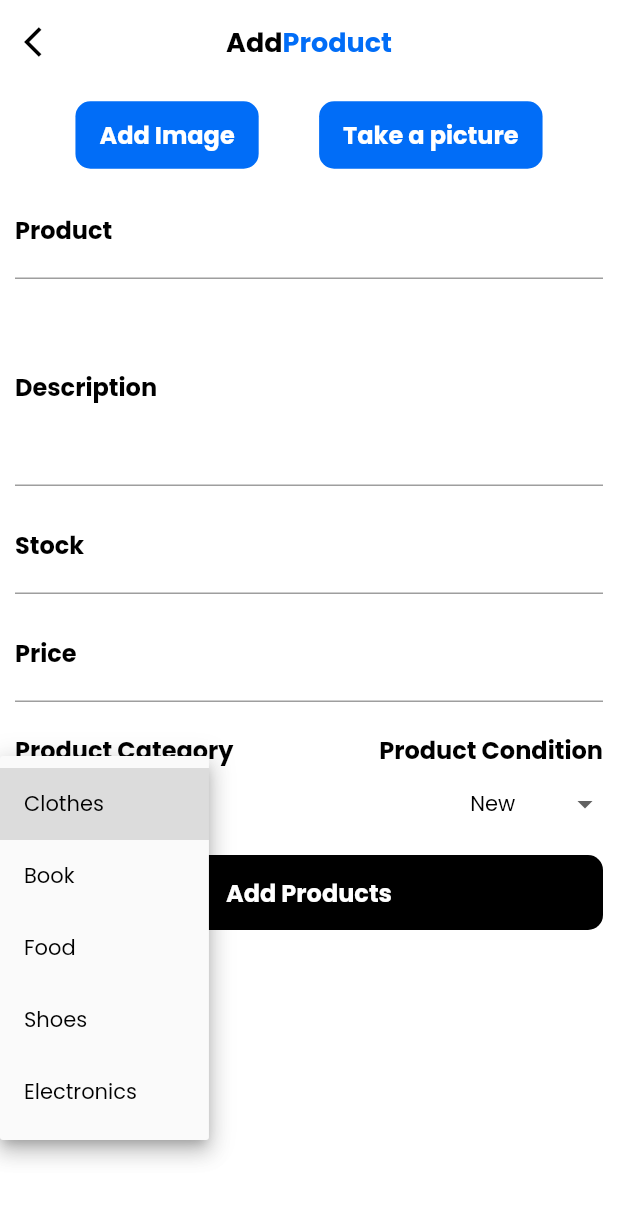
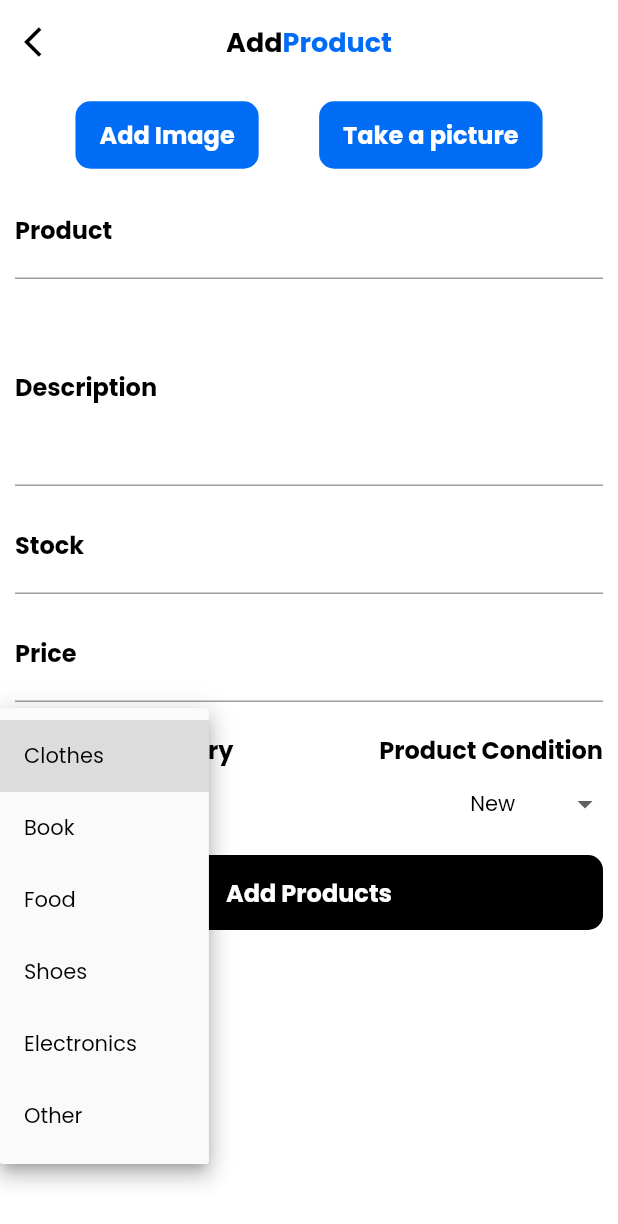
Before and after one commit to achmadrizkin/flutter_ecommerce, a Flutter app: the AddProduct screen opened directly, after a tap on "Clothes", on a phone screen of 412 x 824 dp. Shown: the top 1224 px of the screen. Run offline on Flutter 3.47's test engine with Material 2 defaults, Android fonts, the phone set to English and light mode, and no system bars; our stand-ins replace cloud_firestore, curved_navigation_bar, firebase_core, firebase_storage, image_picker; accounts and stored records are empty.

```diff
--- a/lib/ui/page-3/addProduct.dart
+++ b/lib/ui/page-3/addProduct.dart
@@ -28,7 +28,8 @@ class _AddProductState extends State<AddProduct> {
     'Book',
     'Food',
     'Shoes',
-    'Electronics'
+    'Electronics',
+    'Other'
   ];
 
   String selectedProductCondition = 'New';
```
